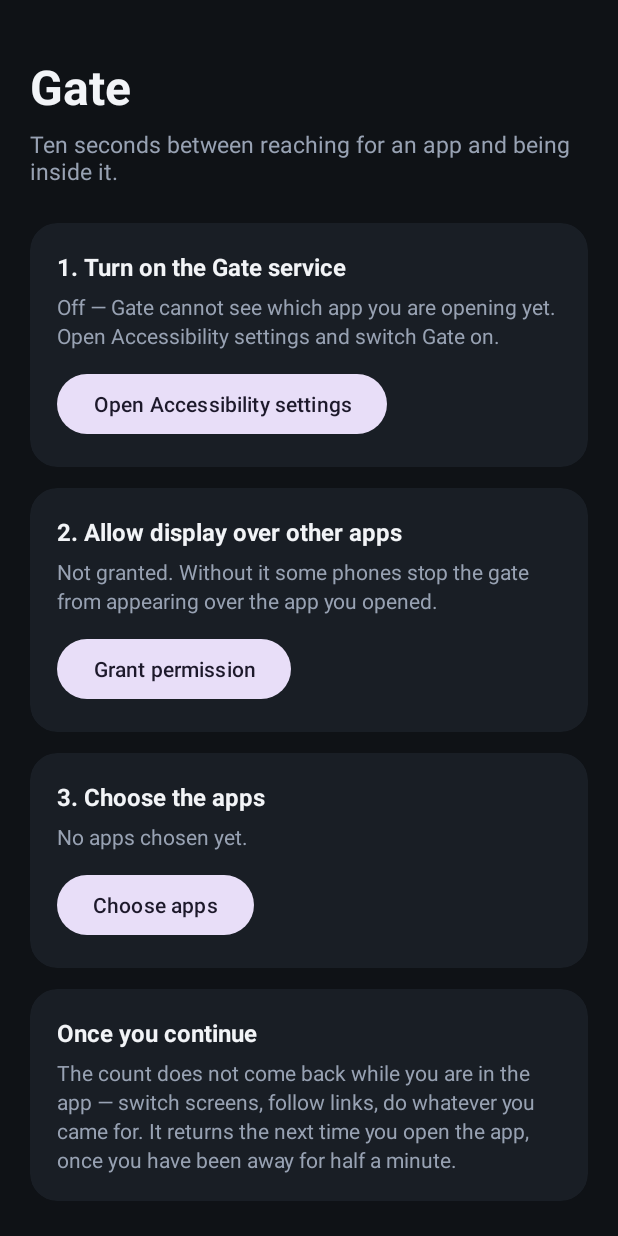
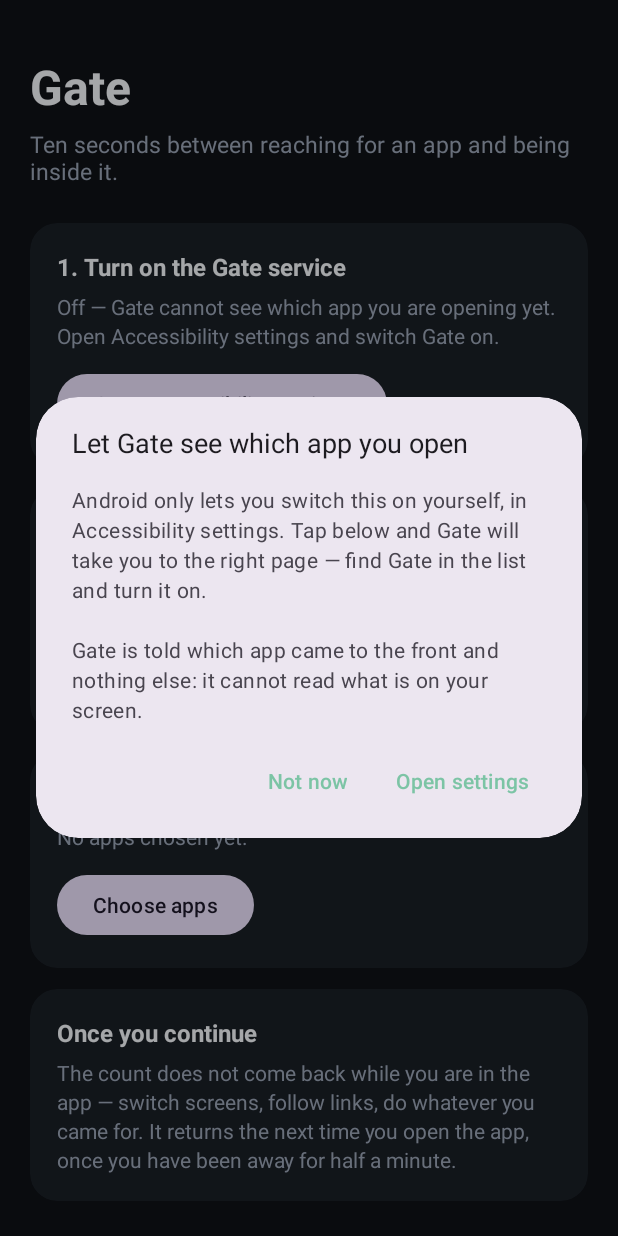
Before and after one commit to didisterphilip-cmd/Noam, an Android app: the screen it shows after launch (MainActivity), after a tap on "Done", on a phone screen of 412 x 824 dp. Run offline under Robolectric (Android 15) with nearby library versions, the phone set to English and light mode, and no system bars.

Commit message:
Walk the user through both permissions on first open
Opening Gate for the first time now asks for what it needs instead of
leaving the two permissions sitting on the main screen to be noticed. After
the app list, one dialog per permission explains why it is needed and opens
the exact settings page for it: Accessibility settings deep-linked to Gate's
own row, and the overlay toggle for this package specifically.

Neither can be granted in-app, so SettingsNavigator concentrates the intents
and their fallbacks in one place, including app info for the Android 13+
restricted-settings block. When the user returns from Accessibility settings
without having switched Gate on, that block is the likely reason and the
walkthrough offers the way round it.

Declining ends the walkthrough rather than asking again on every visit; the
cards on the main screen remain the way to grant the permissions later.

Co-Authored-By: Claude Opus 5 <noreply@anthropic.com>
Claude-Session: https://claude.ai/code/session_011TNYQTvdtvaLueR4Y4KFPZ

```diff
--- a/app/src/main/java/com/noam/gate/MainActivity.kt
+++ b/app/src/main/java/com/noam/gate/MainActivity.kt
@@ -1,17 +1,36 @@
 package com.noam.gate
 
 import android.content.Intent
-import android.net.Uri
+import android.os.Build
 import android.os.Bundle
 import android.provider.Settings
+import androidx.appcompat.app.AlertDialog
 import androidx.appcompat.app.AppCompatActivity
+import com.google.android.material.dialog.MaterialAlertDialogBuilder
 import com.noam.gate.databinding.ActivityMainBinding
 
-/** Setup screen: turn the service on, grant the overlay permission, edit the app list. */
+/**
+ * Setup screen, and the first-run walkthrough.
+ *
+ * On the first open it takes the user through the whole setup in order — pick
+ * the apps, then one permission at a time, each with a plain explanation and a
+ * button that lands on the exact settings page. Afterwards the same three cards
+ * stay here as the place to change anything.
+ */
 class MainActivity : AppCompatActivity() {
 
     private lateinit var binding: ActivityMainBinding
     private lateinit var prefs: Prefs
+
+    private var dialog: AlertDialog? = null
+
+    /** True between sending the user to Accessibility settings and their return. */
+    private var awaitingAccessibility = false
+
+    /** The greyed-out-toggle explanation is only worth showing once. */
+    private var restrictedHintShown = false
+
+    private var pickerLaunched = false
 
     override fun onCreate(savedInstanceState: Bundle?) {
         super.onCreate(savedInstanceState)
@@ -19,45 +38,41 @@ class MainActivity : AppCompatActivity() {
         setContentView(binding.root)
         prefs = Prefs(this)
 
-        binding.serviceButton.setOnClickListener {
-            startActivity(GateAccessibilityService.settingsIntent())
-        }
-
-        binding.overlayButton.setOnClickListener {
-            startActivity(
-                Intent(
-                    Settings.ACTION_MANAGE_OVERLAY_PERMISSION,
-                    Uri.parse("package:$packageName")
-                )
-            )
-        }
-
+        binding.serviceButton.setOnClickListener { openAccessibilitySettings() }
+        binding.overlayButton.setOnClickListener { SettingsNavigator.openOverlaySettings(this) }
         binding.appsButton.setOnClickListener { openAppPicker(onboarding = false) }
 
         binding.previewButton.setOnClickListener {
             val preview = prefs.guardedPackages.firstOrNull() ?: packageName
             startActivity(GateActivity.intentFor(this, preview))
         }
-
-        // First run after install: go straight to the list of apps on the phone so
-        // the user can choose what to guard. Afterwards the list is reached from
-        // the button on this screen.
-        if (savedInstanceState == null && !prefs.setupDone) {
-            prefs.setupDone = true
-            openAppPicker(onboarding = true)
-        }
-    }
-
-    private fun openAppPicker(onboarding: Boolean) {
-        startActivity(
-            Intent(this, AppPickerActivity::class.java)
-                .putExtra(AppPickerActivity.EXTRA_ONBOARDING, onboarding)
-        )
     }
 
     override fun onResume() {
         super.onResume()
+        refreshStatus()
 
+        // First run after install: the phone's app list comes first, so the
+        // permissions are being asked for something the user has already chosen.
+        if (!prefs.setupDone) {
+            if (!pickerLaunched) {
+                pickerLaunched = true
+                prefs.setupDone = true
+                openAppPicker(onboarding = true)
+            }
+            return
+        }
+
+        promptForNextMissingPermission()
+    }
+
+    override fun onPause() {
+        dialog?.dismiss()
+        dialog = null
+        super.onPause()
+    }
+
+    private fun refreshStatus() {
         val serviceOn = GateAccessibilityService.isEnabled(this)
         binding.serviceBody.setText(
             if (serviceOn) R.string.step_service_body_on else R.string.step_service_body_off
@@ -77,4 +92,79 @@ class MainActivity : AppCompatActivity() {
             resources.getQuantityString(R.plurals.apps_guarded, guarded, guarded)
         }
     }
+
+    /** Ask for one thing at a time, in order, and only during the first run. */
+    private fun promptForNextMissingPermission() {
+        if (prefs.onboardingComplete || dialog?.isShowing == true) return
+
+        when {
+            !GateAccessibilityService.isEnabled(this) -> {
+                // They have just come back from settings without switching it on.
+                // On Android 13+ that is usually the restricted-settings block.
+                if (awaitingAccessibility) {
+                    awaitingAccessibility = false
+                    if (Build.VERSION.SDK_INT >= Build.VERSION_CODES.TIRAMISU && !restrictedHintShown) {
+                        restrictedHintShown = true
+                        showRestrictedSettingsHint()
+                        return
+                    }
+                }
+                showAsk(
+                    title = R.string.ask_service_title,
+                    message = R.string.ask_service_body,
+                    positive = R.string.ask_open_settings,
+                    onPositive = { openAccessibilitySettings() }
+                )
+            }
+
+            !Settings.canDrawOverlays(this) -> showAsk(
+                title = R.string.ask_overlay_title,
+                message = R.string.ask_overlay_body,
+                positive = R.string.ask_open_settings,
+                onPositive = { SettingsNavigator.openOverlaySettings(this) }
+            )
+
+            else -> prefs.onboardingComplete = true
+        }
+    }
+
+    private fun showAsk(
+        title: Int,
+        message: Int,
+        positive: Int,
+        onPositive: () -> Unit
+    ) {
+        dialog = MaterialAlertDialogBuilder(this)
+            .setTitle(title)
+            .setMessage(message)
+            .setCancelable(false)
+            .setPositiveButton(positive) { _, _ -> onPositive() }
+            // Declining ends the walkthrough rather than asking again on every
+            // visit; the cards on this screen stay as the way back in.
+            .setNegativeButton(R.string.ask_later) { _, _ -> prefs.onboardingComplete = true }
+            .show()
+    }
+
+    private fun showRestrictedSettingsHint() {
+        dialog = MaterialAlertDialogBuilder(this)
+            .setTitle(R.string.restricted_title)
+            .setMessage(R.string.restricted_body)
+            .setPositiveButton(R.string.restricted_open_app_info) { _, _ ->
+                SettingsNavigator.openAppInfo(this)
+            }
+            .setNegativeButton(R.string.ask_later, null)
+            .show()
+    }
+
+    private fun openAccessibilitySettings() {
+        awaitingAccessibility = true
+        SettingsNavigator.openAccessibilitySettings(this)
+    }
+
+    private fun openAppPicker(onboarding: Boolean) {
+        startActivity(
+            Intent(this, AppPickerActivity::class.java)
+                .putExtra(AppPickerActivity.EXTRA_ONBOARDING, onboarding)
+        )
+    }
 }
--- a/app/src/main/java/com/noam/gate/Prefs.kt
+++ b/app/src/main/java/com/noam/gate/Prefs.kt
@@ -34,6 +34,15 @@ class Prefs(context: Context) {
         get() = prefs.getBoolean(KEY_SETUP_DONE, false)
         set(value) = prefs.edit().putBoolean(KEY_SETUP_DONE, value).apply()
 
+    /**
+     * Set once the first-run walkthrough has finished — either because both
+     * permissions are on, or because the user chose not to grant one. After this
+     * the app stops prompting and leaves the buttons on the main screen to it.
+     */
+    var onboardingComplete: Boolean
+        get() = prefs.getBoolean(KEY_ONBOARDING_COMPLETE, false)
+        set(value) = prefs.edit().putBoolean(KEY_ONBOARDING_COMPLETE, value).apply()
+
     fun grantPass(packageName: String) {
         prefs.edit().putBoolean(passKey(packageName), true).apply()
     }
@@ -49,5 +58,6 @@ class Prefs(context: Context) {
     companion object {
         private const val KEY_GUARDED = "guarded_packages"
         private const val KEY_SETUP_DONE = "setup_done"
+        private const val KEY_ONBOARDING_COMPLETE = "onboarding_complete"
     }
 }
--- a/app/src/main/res/values/strings.xml
+++ b/app/src/main/res/values/strings.xml
@@ -30,6 +30,17 @@
     <string name="pass_explainer">The count does not come back while you are in the app — switch screens, follow links, do whatever you came for. It returns the next time you open the app, once you have been away for half a minute.</string>
     <string name="preview_button">Preview the gate</string>
 
+    <!-- First-run walkthrough -->
+    <string name="ask_open_settings">Open settings</string>
+    <string name="ask_later">Not now</string>
+    <string name="ask_service_title">Let Gate see which app you open</string>
+    <string name="ask_service_body">Android only lets you switch this on yourself, in Accessibility settings. Tap below and Gate will take you to the right page — find Gate in the list and turn it on.\n\nGate is told which app came to the front and nothing else: it cannot read what is on your screen.</string>
+    <string name="ask_overlay_title">One more: display over other apps</string>
+    <string name="ask_overlay_body">This is what lets the count appear in front of the app you tapped. Without it Android can quietly block the gate from showing.\n\nTap below and turn the switch on for Gate.</string>
+    <string name="restricted_title">Is the switch greyed out?</string>
+    <string name="restricted_body">Android blocks accessibility settings for apps installed outside the Play Store until you allow it.\n\nOpen app info, tap the three dots in the top corner, choose "Allow restricted settings", then go back to Accessibility and switch Gate on.</string>
+    <string name="restricted_open_app_info">Open app info</string>
+
     <string name="search_apps">Search apps</string>
     <string name="picker_intro">Pick the apps you want to stop and count in front of. You can change this list later from the Gate app.</string>
     <string name="picker_done">Done</string>
```
Also changed, not shown: app/src/main/java/com/noam/gate/SettingsNavigator.kt (added, +68 -0 lines), 1 other file.
